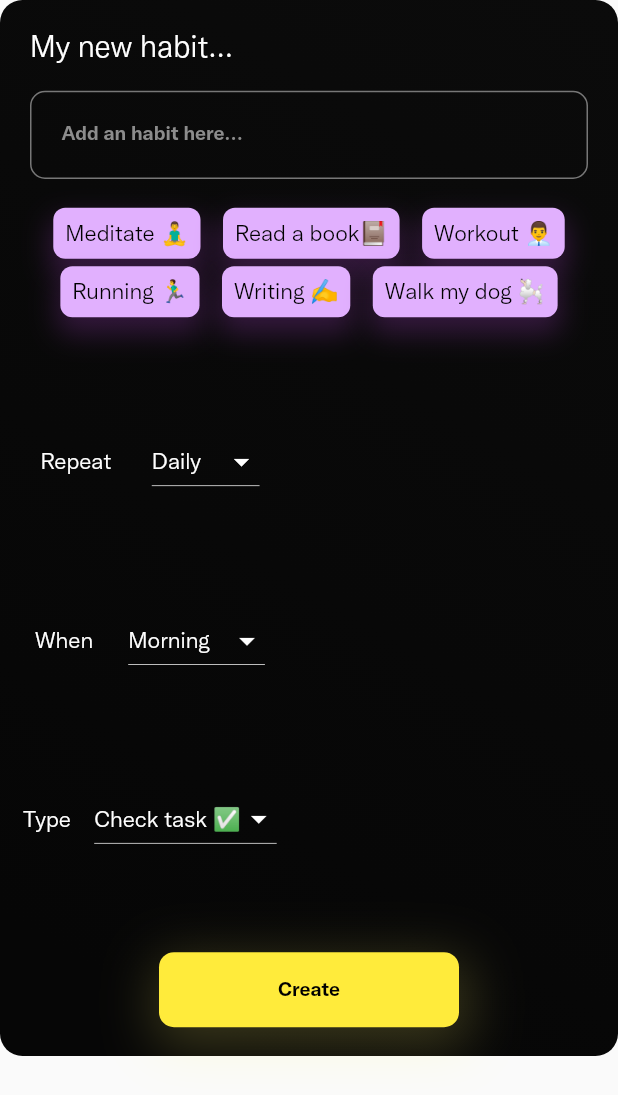
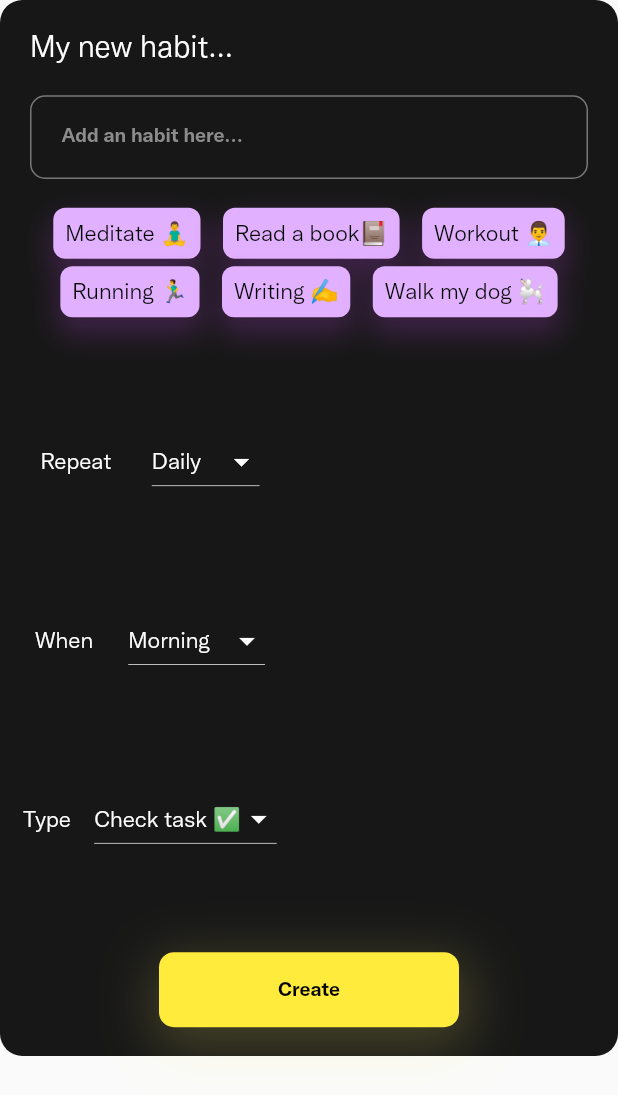
Before and after one commit to ANORAK-MATTFLY/habit_master, a Flutter app: the HabitPanel widget shown alone on an empty page, opened directly, on a phone screen of 412 x 824 dp. Shown: the top 1095 px of the screen. Run offline on Flutter 3.47's test engine with Material 2 defaults, Android fonts, the phone set to English and light mode, and no system bars; our stand-ins replace blur, flutter_animate, flutter_bloc, flutter_heatmap_calendar, flutter_svg, lottie and 5 more; missing offline and left inert: gif; accounts and stored records are empty.

Commit message:
style: habit_panel done

```diff
--- /dev/null
+++ b/lib/features/routine/presentation/cubit/show_panel.dart
@@ -0,0 +1,7 @@
+import 'package:flutter_bloc/flutter_bloc.dart';
+
+class ShowAddHabitPanelCubit extends Cubit<bool> {
+  ShowAddHabitPanelCubit() : super(false);
+
+  void updateState() => emit(!state);
+}
--- a/lib/features/routine/presentation/pages/routine_details/competition_screen/widgets/daily_routine/add_habit_panel.dart
+++ b/lib/features/routine/presentation/pages/routine_details/competition_screen/widgets/daily_routine/add_habit_panel.dart
@@ -18,22 +18,14 @@
   Widget build(BuildContext context) {
     final height = MediaQuery.of(context).size.height;
     final width = MediaQuery.of(context).size.width;
-    final canDisplaySignInScreen = BlocProvider.of<TimerTaskCubit>(context);
+    final canDisplayTimeTask = BlocProvider.of<TimerTaskCubit>(context);
     return ListView(
       children: [
         Container(
           height: (height - 120.0),
           width: width - 100.0,
           decoration: const BoxDecoration(
-            gradient: LinearGradient(
-                colors: [
-                  Color.fromARGB(255, 11, 11, 11),
-                  Color.fromARGB(255, 6, 6, 6),
-                ],
-                begin: Alignment.topRight,
-                end: Alignment.bottomLeft,
-                stops: [0.0, 0.9],
-                tileMode: TileMode.clamp),
+            color: Color.fromARGB(232, 0, 0, 0),
             borderRadius: BorderRadius.all(
               Radius.circular(15.0),
             ),
@@ -77,6 +69,13 @@
                       ),
                       child: TextFormField(
                         controller: email,
+                        style: const TextStyle(
+                          color: Colors.white,
+                          fontFamily: "Twitterchirp_bold",
+                          fontSize: 13.0,
+                          decoration: TextDecoration.none,
+                          overflow: TextOverflow.ellipsis,
+                        ),
                         decoration: const InputDecoration(
                           labelStyle: TextStyle(
                             color: Color.fromARGB(255, 140, 140, 140),
@@ -88,7 +87,8 @@
                           labelText: "Add an habit here...",
                           border: InputBorder.none,
                         ),
-                          validator: (emailValue) {}),
+                        validator: (emailValue) {},
+                      ),
                     ),
                   ],
                 ),
@@ -171,10 +171,10 @@
                 ),
               ),
               BlocBuilder<TimerTaskCubit, bool>(
-                bloc: canDisplaySignInScreen,
-                builder: (context, canDisplaySignInScreen) {
+                bloc: canDisplayTimeTask,
+                builder: (context, canDisplayTimeTask) {
                   return Visibility(
-                      visible: canDisplaySignInScreen,
+                      visible: canDisplayTimeTask,
                       child: SizedBox(
                         height: 80,
                         width: double.infinity,
@@ -193,7 +193,7 @@
                             ),
                             Container(
                               padding: const EdgeInsets.only(left: 10.0),
-                              height: 40,
+                              height: 50,
                               width: 100.0,
                               decoration: BoxDecoration(
                                 color: const Color.fromARGB(0, 255, 255, 255),
@@ -208,10 +208,22 @@
                                 ),
                               ),
                               child: TextFormField(
+                                  cursorColor:
+                                      const Color.fromARGB(255, 243, 176, 255),
                                   keyboardType: TextInputType.number,
                                   controller: email,
+                                  style: const TextStyle(
+                                    color: Colors.white,
+                                    fontFamily: "Twitterchirp_bold",
+                                    fontSize: 13.0,
+                                    decoration: TextDecoration.none,
+                                    overflow: TextOverflow.ellipsis,
+                                  ),
                                   decoration: const InputDecoration(
+                                    fillColor: Colors.white,
+                                    focusColor: Colors.white,
                                     labelStyle: TextStyle(
+                                      decorationColor: Colors.white,
                                       color: Color.fromARGB(255, 140, 140, 140),
                                       fontFamily: "Twitterchirp_bold",
                                       fontSize: 13.0,
--- a/lib/features/routine/presentation/pages/routine_details/competition_screen/widgets/daily_routine/select_when.dart
+++ b/lib/features/routine/presentation/pages/routine_details/competition_screen/widgets/daily_routine/select_when.dart
@@ -26,7 +26,7 @@
   @override
   Widget build(BuildContext context) {
     return DropdownButton(
-      dropdownColor: Colors.black,
+      dropdownColor: const Color.fromARGB(255, 27, 0, 35),
       iconDisabledColor: Colors.white,
       iconEnabledColor: Colors.white,
       style: const TextStyle(
--- a/lib/main.dart
+++ b/lib/main.dart
@@ -10,9 +10,11 @@
 import 'features/auth/presentation/pages/onboarding_screen.dart';
 import 'features/habits/presentation/pages/home_page.dart';
 import 'features/habits/presentation/widgets/bottom_app_bar.dart';
+import 'features/routine/presentation/cubit/show_panel.dart';
 import 'features/routine/presentation/cubit/timer_task.dart';
 import 'features/routine/presentation/pages/routine_details/competition_screen/bloc/competitors_bloc.dart';
 import 'features/routine/presentation/pages/routine_details/competition_screen/page/competition_page.dart';
+import 'features/routine/presentation/pages/routine_details/competition_screen/page/daily_routine_page.dart';
 import 'features/routine/presentation/pages/routine_details/competition_screen/widgets/daily_routine/add_habit_panel.dart';
 
 void main() async {
@@ -55,6 +57,10 @@
           create: (_) => TimerTaskCubit(),
           child: const HabitPanel(),
         ),
+        BlocProvider(
+          create: (_) => ShowAddHabitPanelCubit(),
+          child: const DailyRoutinePage(),
+        ),
       ],
       child: MaterialApp(
         debugShowCheckedModeBanner: false,
```
Also changed, not shown: lib/features/routine/presentation/pages/routine_details/competition_screen/page/daily_routine_page.dart (+43 -7 lines). Lines whose indentation alone changed are shown as unchanged.
